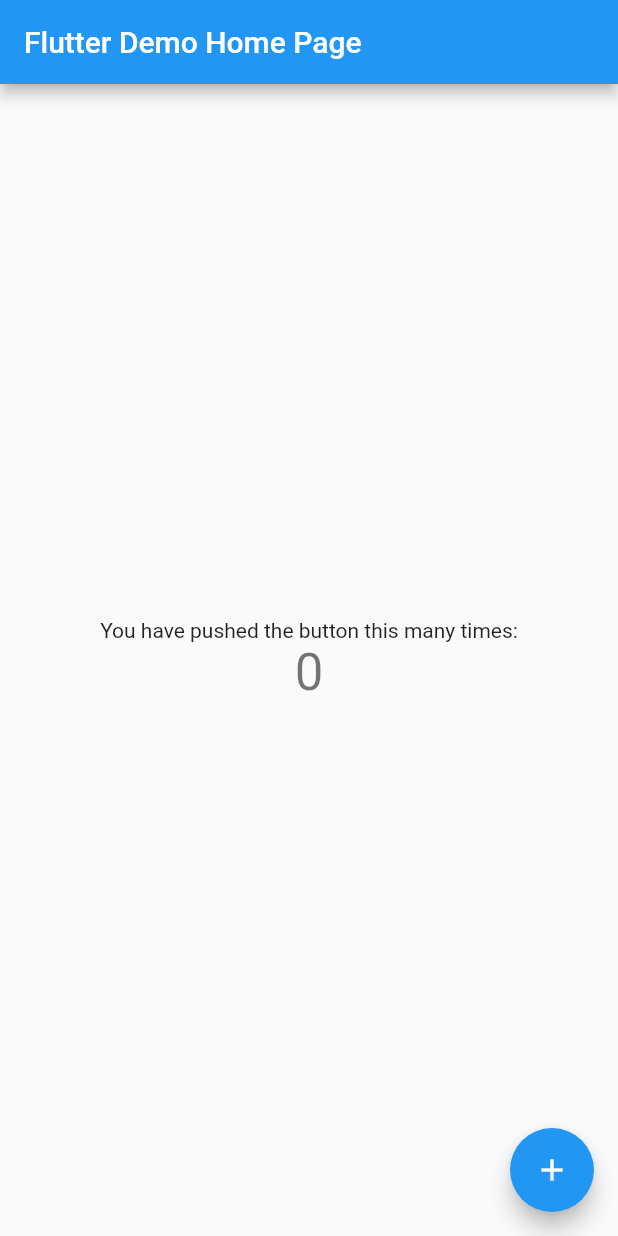
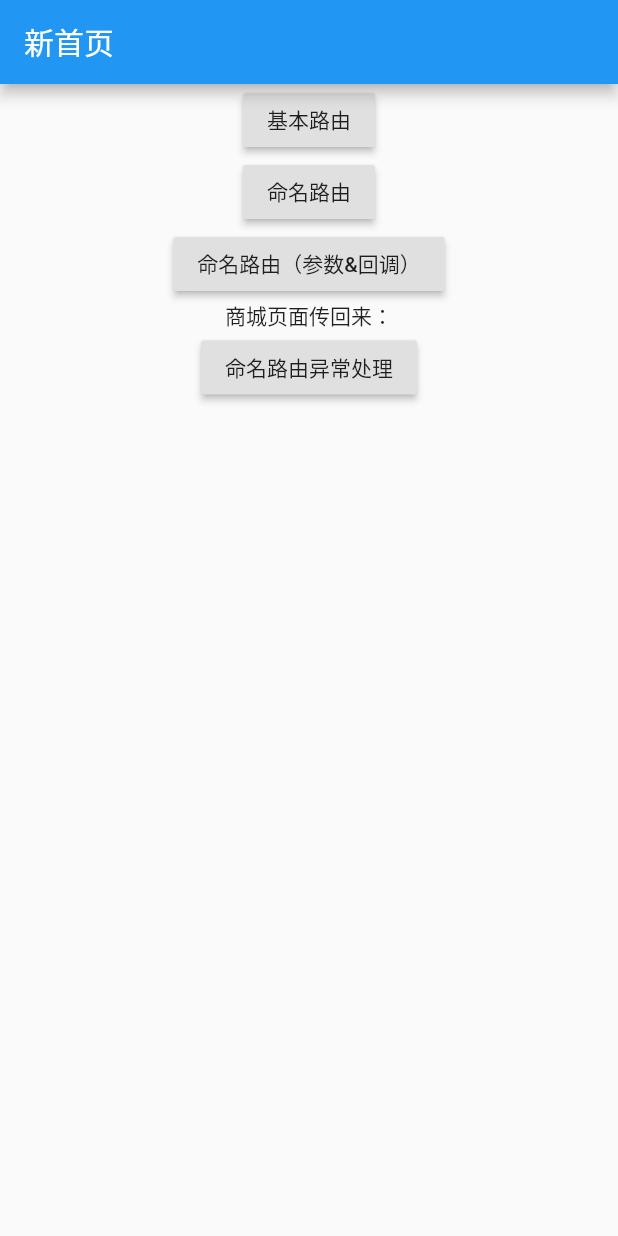
Before and after one commit to geeklyc/flutterDemo, a Flutter app: the screen it shows after launch, on a phone screen of 412 x 824 dp. Run offline on Flutter 3.47's test engine with Material 2 defaults, Android fonts, the phone set to English and light mode, and no system bars.

Commit message:
【新增】路由与导航

```diff
--- /dev/null
+++ b/lib/HomePage.dart
@@ -0,0 +1,95 @@
+import 'package:flutter/material.dart';
+import 'package:flutterdemo/MallPage.dart';
+
+class HomePage extends StatefulWidget {
+  State<StatefulWidget> createState() => _HomePage();
+}
+
+class _HomePage extends State<HomePage> {
+  String _msg = '';
+
+  @override
+  Widget build(BuildContext context) {
+    return new Scaffold(
+      appBar: AppBar(
+        title: Text('新首页'),
+      ),
+      body: Center(
+          child: Column(
+            children: <Widget>[
+              RaisedButton(
+                child: Text('基本路由'),
+                onPressed: () => Navigator.push(
+                    context, MaterialPageRoute(builder: (context) => MallPage(title: '商城',))),
+              ),
+              RaisedButton(
+                child: Text('命名路由'),
+                onPressed: () => Navigator.pushNamed(context, 'mallPage'),
+              ),
+              RaisedButton(
+                child: Text('命名路由（参数&回调）'),
+                onPressed: () =>
+                    Navigator.pushNamed(context, 'mallPage', arguments: 'Hey')
+                        .then((msg) {
+                      setState(() {
+                        _msg = msg;
+                      });
+                    }),
+              ),
+              Text('商城页面传回来：$_msg'),
+              RaisedButton(
+                child: Text('命名路由异常处理'),
+                onPressed: () => Navigator.pushNamed(context, 'unknowPage'),
+              ),
+            ],
+          )),
+    );
+  }
+}
+//
+//class HomePage extends StatelessWidget {
+//  HomePage({Key key, this.title}) : super(key: key);
+//  final String title;
+//
+//  @override
+//  Widget build(BuildContext context) {
+//    return Scaffold(
+//      appBar: AppBar(
+//        title: Text(this.title),
+//      ),
+//      body: Center(
+//        child: Column(
+//          mainAxisAlignment: MainAxisAlignment.center,
+//          children: <Widget>[
+//            RaisedButton(
+//              onPressed: () {
+//                Navigator.pop(context);
+//              },
+//              child: Text(
+//                  '退出首页'
+//              ),
+//            ),
+//            RaisedButton(
+//              onPressed: () {
+////                Navigator.of(context).pushNamed('mallPage', arguments: 'Hey');
+////                Navigator.pushNamed(context, "mallPage");
+//                Navigator.pushNamed(context, 'mallPage', arguments: 'Hey').then((msg)=>setSt)
+//              },
+//              child: Text(
+//                  '进入商城'
+//              ),
+//            ),
+//            RaisedButton(
+//              onPressed: () {
+//                Navigator.pushNamed(context, "unknowPage");
+//              },
+//              child: Text(
+//                  '进入错误页面'
+//              ),
+//            ),
+//          ],
+//        ),
+//      ),
+//    );
+//  }
+//}
--- a/lib/main.dart
+++ b/lib/main.dart
@@ -1,4 +1,7 @@
 import 'package:flutter/material.dart';
+import 'package:flutterdemo/HomePage.dart';
+import 'package:flutterdemo/MallPage.dart';
+import 'package:flutterdemo/UnknownPage.dart';
 
 void main() => runApp(MyApp());
 
@@ -9,103 +12,73 @@ class MyApp extends StatelessWidget {
     return MaterialApp(
       title: 'Flutter Demo',
       theme: ThemeData(
-        // This is the theme of your application.
-        //
-        // Try running your application with "flutter run". You'll see the
-        // application has a blue toolbar. Then, without quitting the app, try
-        // changing the primarySwatch below to Colors.green and then invoke
-        // "hot reload" (press "r" in the console where you ran "flutter run",
-        // or simply save your changes to "hot reload" in a Flutter IDE).
-        // Notice that the counter didn't reset back to zero; the application
-        // is not restarted.
         primarySwatch: Colors.blue,
       ),
-      home: MyHomePage(title: 'Flutter Demo Home Page'),
+      routes: {
+        "mallPage": (context) => MallPage(title: '商城首页',)
+      }, // 注册路由
+      onUnknownRoute: (RouteSettings setting) => MaterialPageRoute(builder: (context) => UnknownPage()),
+      home: HomePage(),
     );
   }
 }
-
-class MyHomePage extends StatefulWidget {
-  MyHomePage({Key key, this.title}) : super(key: key);
-
-  // This widget is the home page of your application. It is stateful, meaning
-  // that it has a State object (defined below) that contains fields that affect
-  // how it looks.
-
-  // This class is the configuration for the state. It holds the values (in this
-  // case the title) provided by the parent (in this case the App widget) and
-  // used by the build method of the State. Fields in a Widget subclass are
-  // always marked "final".
-
-  final String title;
-
-  @override
-  _MyHomePageState createState() => _MyHomePageState();
-}
-
-class _MyHomePageState extends State<MyHomePage> {
-  int _counter = 0;
-
-  void _incrementCounter() {
-    setState(() {
-      // This call to setState tells the Flutter framework that something has
-      // changed in this State, which causes it to rerun the build method below
-      // so that the display can reflect the updated values. If we changed
-      // _counter without calling setState(), then the build method would not be
-      // called again, and so nothing would appear to happen.
-      _counter++;
-    });
-  }
-
-  @override
-  Widget build(BuildContext context) {
-    // This method is rerun every time setState is called, for instance as done
-    // by the _incrementCounter method above.
-    //
-    // The Flutter framework has been optimized to make rerunning build methods
-    // fast, so that you can just rebuild anything that needs updating rather
-    // than having to individually change instances of widgets.
-    return Scaffold(
-      appBar: AppBar(
-        // Here we take the value from the MyHomePage object that was created by
-        // the App.build method, and use it to set our appbar title.
-        title: Text(widget.title),
-      ),
-      body: Center(
-        // Center is a layout widget. It takes a single child and positions it
-        // in the middle of the parent.
-        child: Column(
-          // Column is also a layout widget. It takes a list of children and
-          // arranges them vertically. By default, it sizes itself to fit its
-          // children horizontally, and tries to be as tall as its parent.
-          //
-          // Invoke "debug painting" (press "p" in the console, choose the
-          // "Toggle Debug Paint" action from the Flutter Inspector in Android
-          // Studio, or the "Toggle Debug Paint" command in Visual Studio Code)
-          // to see the wireframe for each widget.
-          //
-          // Column has various properties to control how it sizes itself and
-          // how it positions its children. Here we use mainAxisAlignment to
-          // center the children vertically; the main axis here is the vertical
-          // axis because Columns are vertical (the cross axis would be
-          // horizontal).
-          mainAxisAlignment: MainAxisAlignment.center,
-          children: <Widget>[
-            Text(
-              'You have pushed the button this many times:',
-            ),
-            Text(
-              '$_counter',
-              style: Theme.of(context).textTheme.display1,
-            ),
-          ],
-        ),
-      ),
-      floatingActionButton: FloatingActionButton(
-        onPressed: _incrementCounter,
-        tooltip: 'Increment',
-        child: Icon(Icons.add),
-      ), // This trailing comma makes auto-formatting nicer for build methods.
-    );
-  }
-}
+//
+//class MyHomePage extends StatefulWidget {
+//  MyHomePage({Key key, this.title}) : super(key: key);
+//  final String title;
+//
+//  @override
+//  _MyHomePageState createState() => _MyHomePageState();
+//}
+//
+//class _MyHomePageState extends State<MyHomePage> {
+//  int _counter = 0;
+//
+//  void _incrementCounter() {
+//    setState(() {
+//      _counter++;
+//    });
+//  }
+//
+//  @override
+//  Widget build(BuildContext context) {
+//    return Scaffold(
+//      appBar: AppBar(
+//        // Here we take the value from the MyHomePage object that was created by
+//        // the App.build method, and use it to set our appbar title.
+//        title: Text(widget.title),
+//      ),
+//      body: Center(
+//        // Center is a layout widget. It takes a single child and positions it
+//        // in the middle of the parent.
+//        child: Column(
+//          mainAxisAlignment: MainAxisAlignment.center,
+//          children: <Widget>[
+//            Text(
+//              'You have pushed the button this many times:',
+//            ),
+//            Text(
+//              '$_counter',
+//              style: Theme.of(context).textTheme.display1,
+//            ),
+//            RaisedButton(
+//              onPressed: () {
+////                print('进入首页');
+//              // 基本路由
+//                Navigator.push(context, MaterialPageRoute(builder: (context) => HomePage(title: '新首页',)));
+//              },
+//              child: Text(
+//                  '进入首页'
+//              ),
+//            )
+//          ],
+//        ),
+//      ),
+//      floatingActionButton: FloatingActionButton(
+//        onPressed: _incrementCounter,
+//        tooltip: 'Increment',
+//        child: Icon(Icons.add),
+//      ), // This trailing comma makes auto-formatting nicer for build methods.
+//    );
+//  }
+//}
```
Also changed, not shown: lib/MallPage.dart (added, +36 -0 lines), lib/UnknownPage.dart (added, +25 -0 lines).
